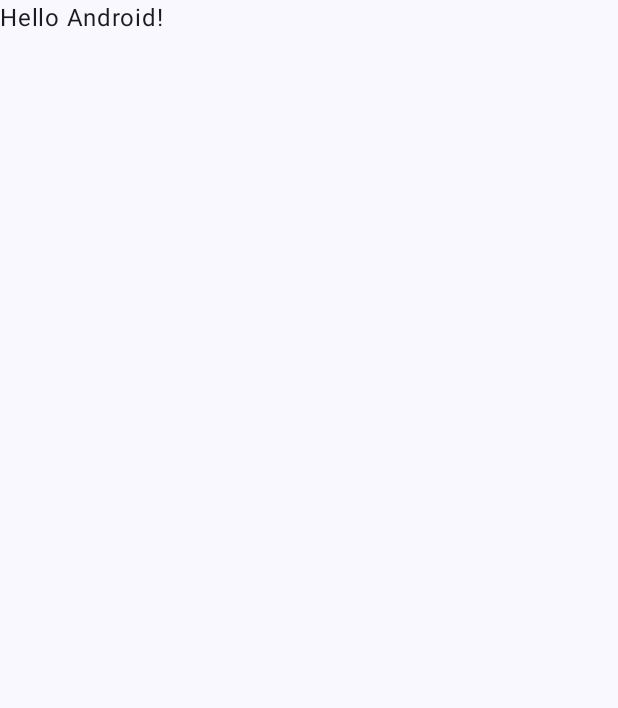
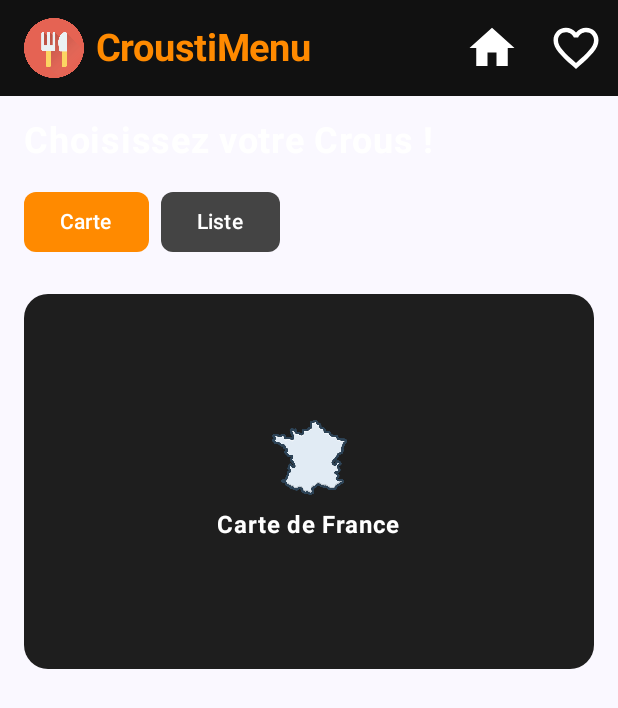
Before and after one commit to Mani0726/CroustiMenu, an Android app built with Jetpack Compose: the screen it shows after launch (MainActivity), on a phone screen of 412 x 824 dp. Before the commit the part shown is almost empty. Shown: the top 708 px of the screen. Run offline under Robolectric (Android 15) with nearby library versions, the phone set to English and light mode, and no system bars.

Commit message:
Création topBar

```diff
--- a/app/src/main/java/com/example/croustimenu/MainActivity.kt
+++ b/app/src/main/java/com/example/croustimenu/MainActivity.kt
@@ -4,44 +4,112 @@ import android.os.Bundle
 import androidx.activity.ComponentActivity
 import androidx.activity.compose.setContent
 import androidx.activity.enableEdgeToEdge
-import androidx.compose.foundation.layout.fillMaxSize
-import androidx.compose.foundation.layout.padding
-import androidx.compose.material3.Scaffold
-import androidx.compose.material3.Text
+import androidx.compose.foundation.Image
+import androidx.compose.foundation.layout.*
+import androidx.compose.material.icons.Icons
+import androidx.compose.material.icons.filled.FavoriteBorder
+import androidx.compose.material.icons.filled.Home
+import androidx.compose.material3.*
 import androidx.compose.runtime.Composable
+import androidx.compose.ui.Alignment
 import androidx.compose.ui.Modifier
+import androidx.compose.ui.graphics.Color
+import androidx.compose.ui.text.font.FontWeight
 import androidx.compose.ui.tooling.preview.Preview
+import androidx.compose.ui.unit.dp
+import androidx.compose.ui.unit.sp
+import androidx.compose.ui.res.painterResource
 import com.example.croustimenu.ui.theme.CroustiMenuTheme
+import com.example.croustimenu.vu.CarteScreen
+
 
 class MainActivity : ComponentActivity() {
     override fun onCreate(savedInstanceState: Bundle?) {
         super.onCreate(savedInstanceState)
         enableEdgeToEdge()
         setContent {
-            CroustiMenuTheme {
-                Scaffold(modifier = Modifier.fillMaxSize()) { innerPadding ->
-                    Greeting(
-                        name = "Android",
-                        modifier = Modifier.padding(innerPadding)
-                    )
-                }
+            Main()
+        }
+    }
+}
+
+@OptIn(ExperimentalMaterial3Api::class)
+@Composable
+fun Main() {
+    CroustiMenuTheme {
+        Scaffold(
+            topBar = {
+                TopAppBar(
+                    colors = TopAppBarDefaults.topAppBarColors(
+                        containerColor = Color(0xFF111111),
+                        titleContentColor = Color.White
+                    ),
+                    title = {
+                        Row(
+                            modifier = Modifier.fillMaxWidth(),
+                            verticalAlignment = Alignment.CenterVertically,
+                            horizontalArrangement = Arrangement.SpaceBetween
+                        ) {
+                            // Logo + texte
+                            Row(verticalAlignment = Alignment.CenterVertically) {
+                                Image(
+                                    painter = painterResource(id = R.drawable.logo_resto),
+                                    contentDescription = "Logo",
+                                    modifier = Modifier.size(40.dp) // taille logo
+                                )
+                                Spacer(modifier = Modifier.width(8.dp))
+                                Text(
+                                    "CroustiMenu",
+                                    fontSize = 25.sp,
+                                    fontWeight = FontWeight.Bold,
+                                    color = Color(0xFFFF8A00)
+                                )
+                            }
+
+                            // Actions (icônes)
+                            Row {
+                                IconButton(
+                                    onClick = {},
+                                    modifier = Modifier.size(56.dp) // zone cliquable
+                                ) {
+                                    Icon(
+                                        imageVector = Icons.Filled.Home,
+                                        contentDescription = "Home",
+                                        tint = Color.White,
+                                        modifier = Modifier.size(36.dp) // taille icône
+                                    )
+                                }
+                                IconButton(
+                                    onClick = {},
+                                    modifier = Modifier.size(56.dp)
+                                ) {
+                                    Icon(
+                                        imageVector = Icons.Filled.FavoriteBorder,
+                                        contentDescription = "Favoris",
+                                        tint = Color.White,
+                                        modifier = Modifier.size(36.dp)
+                                    )
+                                }
+                            }
+                        }
+                    },
+                    navigationIcon = {} // vide si pas de navigation
+                )
+            }
+        ) { innerPadding ->
+            Box(
+                modifier = Modifier
+                    .fillMaxSize()
+                    .padding(innerPadding)
+            ) {
+                CarteScreen()
             }
         }
     }
 }
 
-@Composable
-fun Greeting(name: String, modifier: Modifier = Modifier) {
-    Text(
-        text = "Hello $name!",
-        modifier = modifier
-    )
-}
-
 @Preview(showBackground = true)
 @Composable
-fun GreetingPreview() {
-    CroustiMenuTheme {
-        Greeting("Android")
-    }
+fun PreviewMain() {
+    Main()
 }
--- /dev/null
+++ b/app/src/main/java/com/example/croustimenu/vu/Carte.kt
@@ -0,0 +1,87 @@
+package com.example.croustimenu.vu
+
+
+import androidx.compose.foundation.background
+import androidx.compose.foundation.layout.*
+import androidx.compose.foundation.shape.RoundedCornerShape
+import androidx.compose.material3.*
+import androidx.compose.runtime.Composable
+import androidx.compose.ui.Alignment
+import androidx.compose.ui.Modifier
+import androidx.compose.ui.graphics.Color
+import androidx.compose.ui.res.painterResource
+import androidx.compose.ui.text.font.FontWeight
+import androidx.compose.ui.unit.dp
+import androidx.compose.ui.unit.sp
+import androidx.compose.foundation.Image
+import androidx.compose.ui.tooling.preview.Preview
+import com.example.croustimenu.R
+
+@Composable
+fun CarteScreen() {
+    Column(
+        modifier = Modifier
+            .fillMaxSize()
+            .padding(16.dp)
+    ) {
+        // Titre principal
+        Text(
+            text = "Choisissez votre Crous !",
+            fontSize = 24.sp,
+            fontWeight = FontWeight.Bold,
+            color = Color.White
+        )
+
+        Spacer(modifier = Modifier.height(16.dp))
+
+        // Boutons Carte / Liste
+        Row {
+            Button(
+                onClick = {},
+                colors = ButtonDefaults.buttonColors(containerColor = Color(0xFFFF8A00)),
+                shape = RoundedCornerShape(8.dp)
+            ) {
+                Text("Carte", color = Color.White)
+            }
+            Spacer(modifier = Modifier.width(8.dp))
+            Button(
+                onClick = {},
+                colors = ButtonDefaults.buttonColors(containerColor = Color.DarkGray),
+                shape = RoundedCornerShape(8.dp)
+            ) {
+                Text("Liste", color = Color.White)
+            }
+        }
+
+        Spacer(modifier = Modifier.height(24.dp))
+
+        // Grande carte illustrative
+        Box(
+            modifier = Modifier
+                .fillMaxWidth()
+                .height(250.dp)
+                .background(Color(0xFF1E1E1E), shape = RoundedCornerShape(16.dp)),
+            contentAlignment = Alignment.Center
+        ) {
+            Column(horizontalAlignment = Alignment.CenterHorizontally) {
+                Image(
+                    painter = painterResource(id = R.drawable.carte),
+                    contentDescription = "Carte",
+                    modifier = Modifier.size(50.dp)
+                )
+                Spacer(modifier = Modifier.height(8.dp))
+                Text(
+                    "Carte de France",
+                    color = Color.White,
+                    fontWeight = FontWeight.Bold
+                )
+            }
+        }
+    }
+}
+
+@Preview(showBackground = true, backgroundColor = 0xFF111111)
+@Composable
+fun PreviewCarte() {
+    CarteScreen()
+}
```
Also changed, not shown: app/src/main/res/drawable/carte.png (added), app/src/main/res/drawable/logo_resto.png (added), 1 other file.
